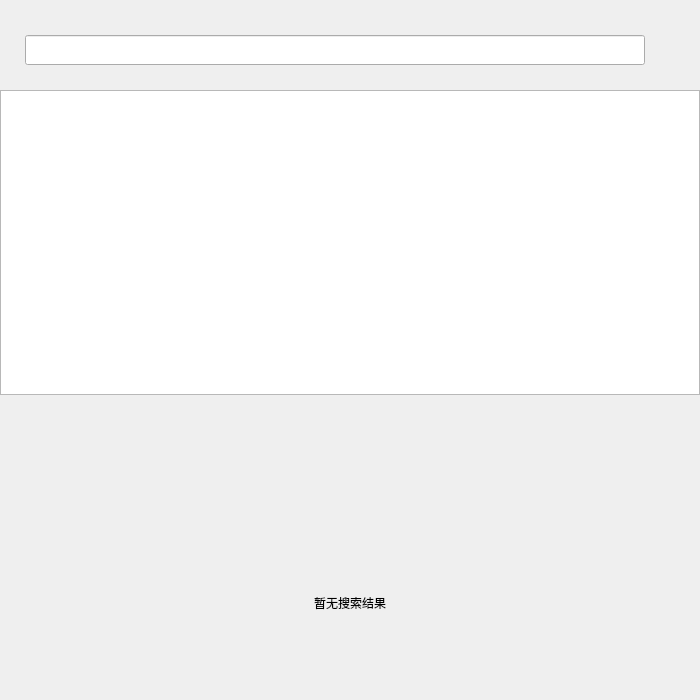
Qt form Clients/GuChat/finddialog.ui (Lenis0/GuChat) before a commit.
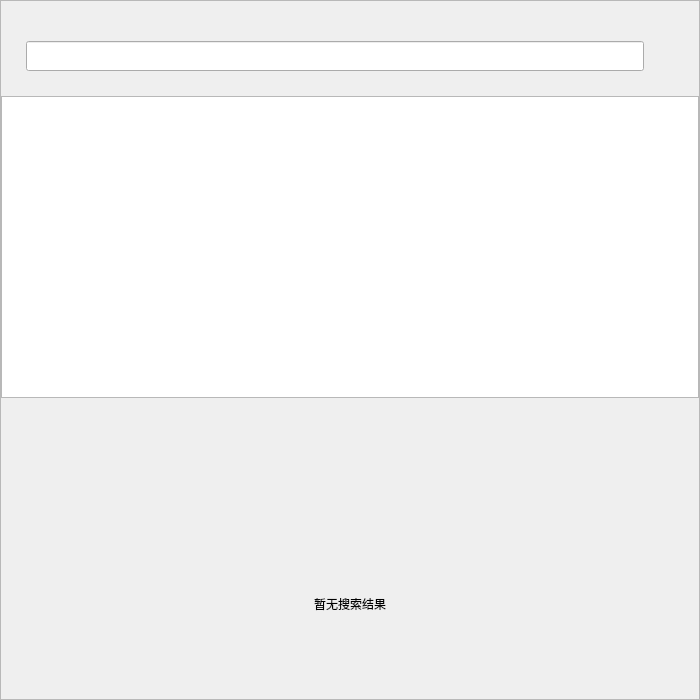
The same form after that commit. Custom widgets are drawn as their Qt base class.

The edit to the form file:
```diff
--- a/Clients/GuChat/finddialog.ui
+++ b/Clients/GuChat/finddialog.ui
@@ -39,17 +39,41 @@
     <number>0</number>
    </property>
    <item>
-    <widget class="QWidget" name="lenis_title_bar_wid" native="true">
+    <widget class="QFrame" name="lenis_find_frame">
+     <property name="frameShape">
+      <enum>QFrame::Shape::StyledPanel</enum>
+     </property>
+     <property name="frameShadow">
+      <enum>QFrame::Shadow::Raised</enum>
+     </property>
+     <layout class="QVBoxLayout" name="verticalLayout_3">
+      <property name="spacing">
+       <number>0</number>
+      </property>
+      <property name="leftMargin">
+       <number>0</number>
+      </property>
+      <property name="topMargin">
+       <number>0</number>
+      </property>
+      <property name="rightMargin">
+       <number>0</number>
+      </property>
+      <property name="bottomMargin">
+       <number>0</number>
+      </property>
+      <item>
+       <widget class="MyTitleBar" name="lenis_title_bar_wid" native="true">
      <property name="minimumSize">
       <size>
        <width>0</width>
-       <height>30</height>
+          <height>25</height>
       </size>
      </property>
      <property name="maximumSize">
       <size>
        <width>16777215</width>
-       <height>30</height>
+          <height>25</height>
       </size>
      </property>
     </widget>
@@ -59,13 +83,13 @@
      <property name="minimumSize">
       <size>
        <width>0</width>
-       <height>60</height>
+          <height>70</height>
       </size>
      </property>
      <property name="maximumSize">
       <size>
        <width>16777215</width>
-       <height>60</height>
+          <height>70</height>
       </size>
      </property>
      <layout class="QHBoxLayout" name="horizontalLayout">
@@ -76,7 +100,7 @@
        <number>0</number>
       </property>
       <property name="topMargin">
-       <number>0</number>
+          <number>10</number>
       </property>
       <property name="rightMargin">
        <number>0</number>
@@ -317,6 +341,13 @@
     </widget>
    </item>
   </layout>
+     <zorder>lenis_search_wid</zorder>
+     <zorder>lenis_find_list</zorder>
+     <zorder>lenis_not_found_wid</zorder>
+     <zorder>lenis_title_bar_wid</zorder>
+    </widget>
+   </item>
+  </layout>
  </widget>
  <customwidgets>
   <customwidget>
@@ -329,6 +360,12 @@
    <extends>QLabel</extends>
    <header>mycloselabel.h</header>
   </customwidget>
+  <customwidget>
+   <class>MyTitleBar</class>
+   <extends>QWidget</extends>
+   <header>mytitlebar.h</header>
+   <container>1</container>
+  </customwidget>
  </customwidgets>
  <resources/>
  <connections/>
```
Lines whose indentation alone changed are shown as unchanged.
